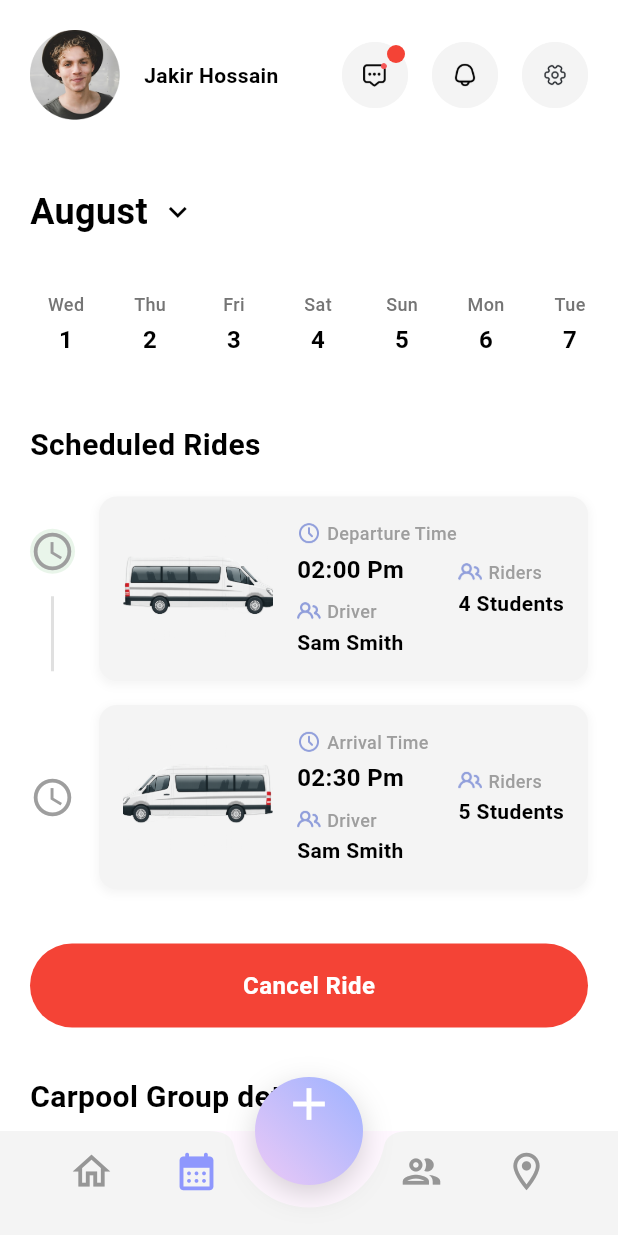
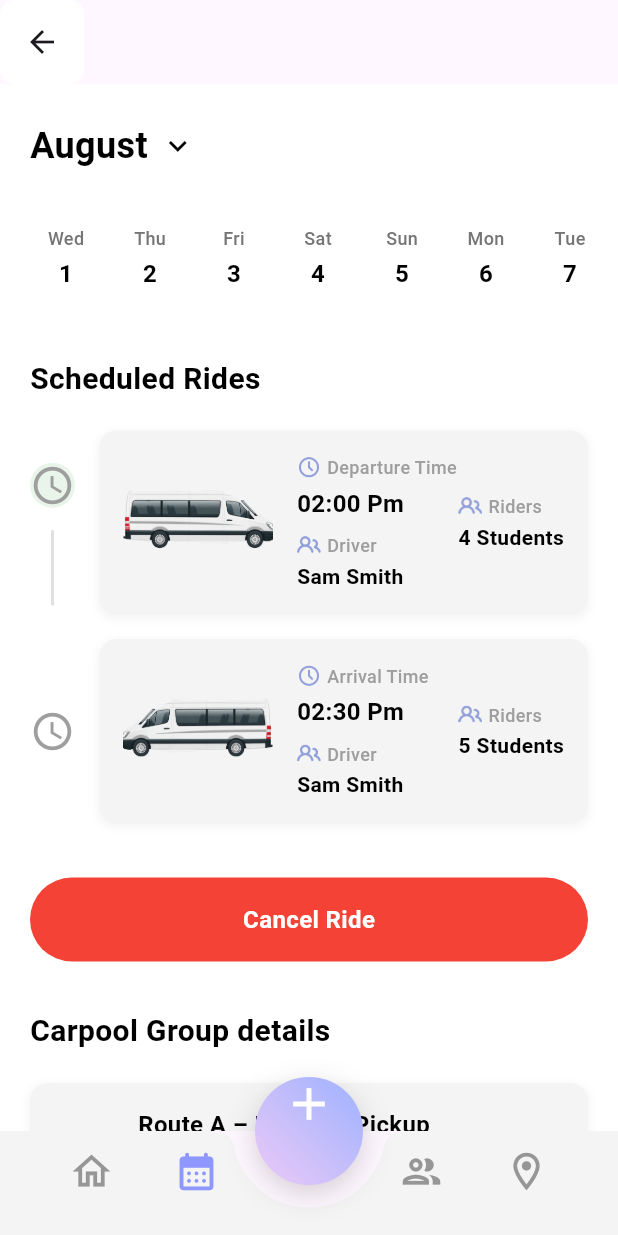
Before and after one commit to MKhalidHossain/Perent_monitoring-Role-parent-driver, a Flutter app: the ParentNavBarScreen screen opened by its route, on a phone screen of 412 x 824 dp. Run offline on Flutter 3.47's test engine with Material 3 defaults, Android fonts, the phone set to English and light mode, and no system bars; our stand-ins replace flutter_animate, google_maps_flutter, image_picker, pin_code_fields, shared_preferences; missing offline and left inert: email_otp; accounts and stored records are empty.

Commit message:
screen add app bar

```diff
--- a/lib/parent_bottom_navbar_screen.dart
+++ b/lib/parent_bottom_navbar_screen.dart
@@ -30,6 +30,16 @@
   @override
   Widget build(BuildContext context) {
     return Scaffold(
+
+      appBar: AppBar(
+        leading: Container(
+          decoration: BoxDecoration(
+            color: Colors.white,
+            borderRadius: BorderRadius.circular(10),
+          ),
+          child: const Icon(Icons.arrow_back),
+        ),
+      ),
       body: _pages[_selectedIndex],
 
       bottomNavigationBar: BottomAppBar(
--- a/lib/views/calendar/parent_calender_screen.dart
+++ b/lib/views/calendar/parent_calender_screen.dart
@@ -102,23 +102,23 @@
           child: Column(
             children: [
               // Header
-              DashboardHeader(
-                userName: "Jakir Hossain",
-                profileImageUrl: null,
-                credits: 100,
-                onProfileTap: () {
-                  Navigator.pushNamed(context, AppRoutes.driverProfile);
-                },
-                onChatTap: () {
-                  Navigator.pushNamed(context, AppRoutes.messageList);
-                },
-                onNotificationTap: () {
-                  Navigator.pushNamed(context, AppRoutes.notifications);
-                },
-                onSettingsTap: () {
-                  Navigator.pushNamed(context, AppRoutes.settings);
-                },
-              ),
+              // DashboardHeader(
+              //   userName: "Jakir Hossain",
+              //   profileImageUrl: null,
+              //   credits: 100,
+              //   onProfileTap: () {
+              //     Navigator.pushNamed(context, AppRoutes.driverProfile);
+              //   },
+              //   onChatTap: () {
+              //     Navigator.pushNamed(context, AppRoutes.messageList);
+              //   },
+              //   onNotificationTap: () {
+              //     Navigator.pushNamed(context, AppRoutes.notifications);
+              //   },
+              //   onSettingsTap: () {
+              //     Navigator.pushNamed(context, AppRoutes.settings);
+              //   },
+              // ),
               const SizedBox(height: 24),
 
               // Month Selector and View Options
--- a/lib/widgets/dashboard_widgets.dart
+++ b/lib/widgets/dashboard_widgets.dart
@@ -3,125 +3,125 @@
 import 'package:bbpool/widgets/common_widgets.dart';
 import 'package:flutter/material.dart';
 import 'package:bbpool/models/dashboard_model.dart';
-
-class DashboardHeader extends StatelessWidget {
-  final String userName;
-  final String? profileImageUrl;
-  final int credits;
-  final VoidCallback? onProfileTap;
-  final VoidCallback? onChatTap;
-  final VoidCallback? onNotificationTap;
-  final VoidCallback? onSettingsTap;
-
-  const DashboardHeader({
-    super.key,
-    required this.userName,
-    this.profileImageUrl,
-    required this.credits,
-    this.onProfileTap,
-    this.onChatTap,
-    this.onNotificationTap,
-    this.onSettingsTap,
-  });
-
-  @override
-  Widget build(BuildContext context) {
-    return Container(
-      padding: const EdgeInsets.symmetric(horizontal: 20, vertical: 20),
-      child:
-      Row(
-        children: [
-          GestureDetector(
-            onTap: onProfileTap,
-            child: CircleAvatar(
-              radius: 30,
-              backgroundColor: Colors.grey[200],
-              backgroundImage: profileImageUrl != null
-                  ? NetworkImage(profileImageUrl!)
-                  : null,
-              child: profileImageUrl == null
-                  ? Image.asset(IconPath.profileIcon, fit: BoxFit.cover)
-                  : null,
-            ),
-          ),
-          const SizedBox(width: 16),
-          Expanded(
-            child: Column(
-              crossAxisAlignment: CrossAxisAlignment.start,
-              children: [
-                Text(
-                  userName,
-                  style: const TextStyle(
-                    fontSize: 14,
-                    fontWeight: FontWeight.bold,
-                    color: Colors.black,
-                  ),
-                ),
-              ],
-            ),
-          ),
-          Row(
-            children: [
-              _buildActionIcon(
-                iconPath: IconPath.chatIcon,
-                onTap: onChatTap,
-                hasNotification: true,
-              ),
-              const SizedBox(width: 16),
-              _buildActionIcon(
-                iconPath: IconPath.notificationIcon,
-                onTap: onNotificationTap,
-              ),
-              const SizedBox(width: 16),
-              _buildActionIcon(
-                iconPath: IconPath.settingsIcon,
-                onTap: onSettingsTap,
-              ),
-            ],
-          ),
-        ],
-      ),
-    );
-  }
-
-  Widget _buildActionIcon({
-    required String iconPath,
-    VoidCallback? onTap,
-    bool hasNotification = false,
-  }) {
-    return Stack(
-      children: [
-        GestureDetector(
-          onTap: onTap,
-          child: Container(
-            width: 44,
-            height: 44,
-            decoration: BoxDecoration(
-              color: Colors.grey[100],
-              shape: BoxShape.circle,
-            ),
-            child: Center(
-              child: Image.asset(iconPath, fit: BoxFit.cover),
-            ),
-          ),
-        ),
-        if (hasNotification)
-          Positioned(
-            right: 2,
-            top: 2,
-            child: Container(
-              width: 12,
-              height: 12,
-              decoration: const BoxDecoration(
-                color: Colors.red,
-                shape: BoxShape.circle,
-              ),
-            ),
-          ),
-      ],
-    );
-  }
-}
+//
+// class DashboardHeader extends StatelessWidget {
+//   final String userName;
+//   final String? profileImageUrl;
+//   final int credits;
+//   final VoidCallback? onProfileTap;
+//   final VoidCallback? onChatTap;
+//   final VoidCallback? onNotificationTap;
+//   final VoidCallback? onSettingsTap;
+//
+//   const DashboardHeader({
+//     super.key,
+//     required this.userName,
+//     this.profileImageUrl,
+//     required this.credits,
+//     this.onProfileTap,
+//     this.onChatTap,
+//     this.onNotificationTap,
+//     this.onSettingsTap,
+//   });
+//
+//   @override
+//   Widget build(BuildContext context) {
+//     return Container(
+//       padding: const EdgeInsets.symmetric(horizontal: 20, vertical: 20),
+//       child:
+//       Row(
+//         children: [
+//           GestureDetector(
+//             onTap: onProfileTap,
+//             child: CircleAvatar(
+//               radius: 30,
+//               backgroundColor: Colors.grey[200],
+//               backgroundImage: profileImageUrl != null
+//                   ? NetworkImage(profileImageUrl!)
+//                   : null,
+//               child: profileImageUrl == null
+//                   ? Image.asset(IconPath.profileIcon, fit: BoxFit.cover)
+//                   : null,
+//             ),
+//           ),
+//           const SizedBox(width: 16),
+//           Expanded(
+//             child: Column(
+//               crossAxisAlignment: CrossAxisAlignment.start,
+//               children: [
+//                 Text(
+//                   userName,
+//                   style: const TextStyle(
+//                     fontSize: 14,
+//                     fontWeight: FontWeight.bold,
+//                     color: Colors.black,
+//                   ),
+//                 ),
+//               ],
+//             ),
+//           ),
+//           Row(
+//             children: [
+//               _buildActionIcon(
+//                 iconPath: IconPath.chatIcon,
+//                 onTap: onChatTap,
+//                 hasNotification: true,
+//               ),
+//               const SizedBox(width: 16),
+//               _buildActionIcon(
+//                 iconPath: IconPath.notificationIcon,
+//                 onTap: onNotificationTap,
+//               ),
+//               const SizedBox(width: 16),
+//               _buildActionIcon(
+//                 iconPath: IconPath.settingsIcon,
+//                 onTap: onSettingsTap,
+//               ),
+//             ],
+//           ),
+//         ],
+//       ),
+//     );
+//   }
+//
+//   Widget _buildActionIcon({
+//     required String iconPath,
+//     VoidCallback? onTap,
+//     bool hasNotification = false,
+//   }) {
+//     return Stack(
+//       children: [
+//         GestureDetector(
+//           onTap: onTap,
+//           child: Container(
+//             width: 44,
+//             height: 44,
+//             decoration: BoxDecoration(
+//               color: Colors.grey[100],
+//               shape: BoxShape.circle,
+//             ),
+//             child: Center(
+//               child: Image.asset(iconPath, fit: BoxFit.cover),
+//             ),
+//           ),
+//         ),
+//         if (hasNotification)
+//           Positioned(
+//             right: 2,
+//             top: 2,
+//             child: Container(
+//               width: 12,
+//               height: 12,
+//               decoration: const BoxDecoration(
+//                 color: Colors.red,
+//                 shape: BoxShape.circle,
+//               ),
+//             ),
+//           ),
+//       ],
+//     );
+//   }
+// }
 
 class TodayRidesSection extends StatelessWidget {
   final List<RideModel> rides;
```
Also changed, not shown: lib/views/calendar/driver_calendar_screen.dart (+17 -17 lines), lib/views/dashboard/driver_dashboard_screen.dart (+24 -21 lines), lib/views/dashboard/parent_dashboard_screen.dart (+31 -17 lines).
